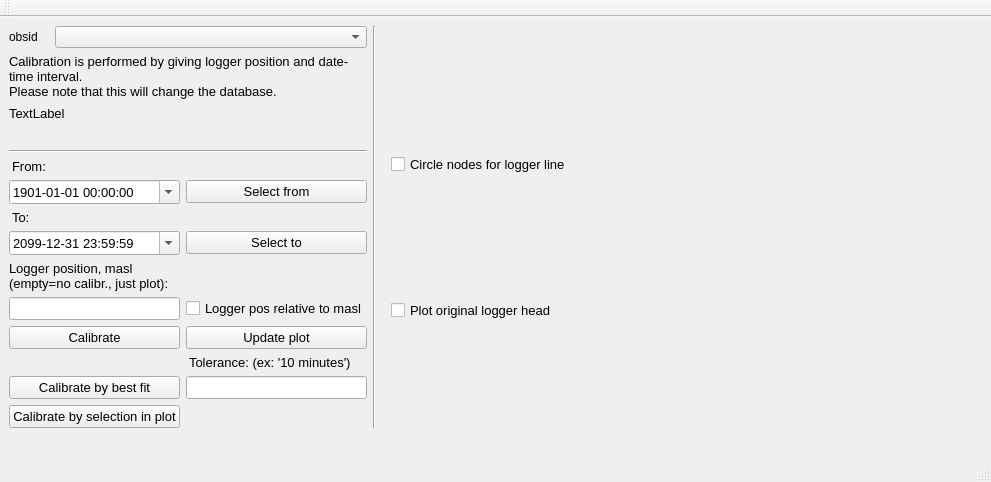
Above: ui/calibr_logger_dialog_integrated.ui from jkall/qgis-midvatten-plugin before the change. Below: the same form after it.
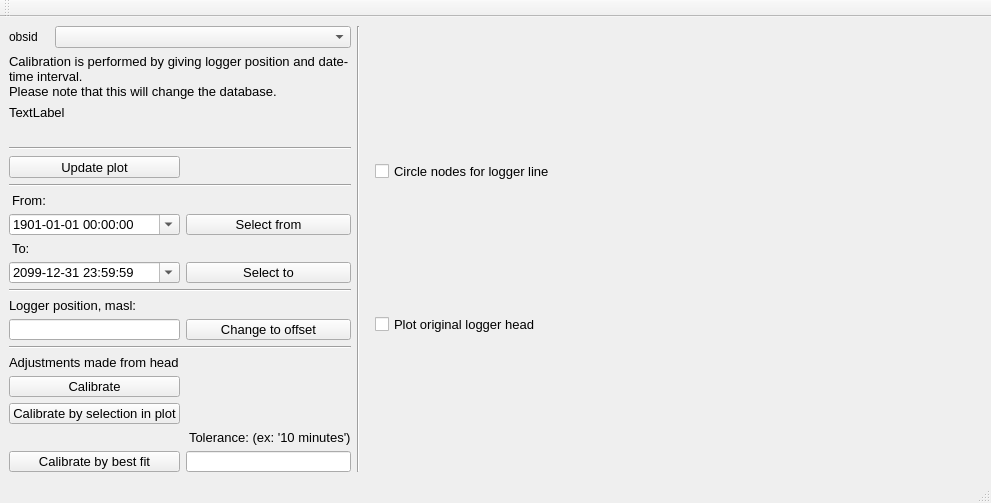
That is the form after the change.

Commit message: Ui adjustments to logger calibration.

What changed in the file:
```diff
--- a/ui/calibr_logger_dialog_integrated.ui
+++ b/ui/calibr_logger_dialog_integrated.ui
@@ -173,7 +173,45 @@
       </item>
       <item row="5" column="0" colspan="2">
        <layout class="QGridLayout" name="gridLayout">
-        <item row="0" column="0">
+      <item row="0" column="0">
+       <widget class="QPushButton" name="pushButtonupdateplot">
+        <property name="sizePolicy">
+         <sizepolicy hsizetype="Preferred" vsizetype="Fixed">
+          <horstretch>0</horstretch>
+          <verstretch>0</verstretch>
+         </sizepolicy>
+        </property>
+        <property name="font">
+         <font>
+          <family>Arial</family>
+          <pointsize>10</pointsize>
+         </font>
+        </property>
+        <property name="text">
+         <string>Update plot</string>
+        </property>
+       </widget>
+      </item>
+      <item row="1" column="0" colspan="2">
+       <widget class="Line" name="line_3">
+        <property name="sizePolicy">
+         <sizepolicy hsizetype="MinimumExpanding" vsizetype="Fixed">
+          <horstretch>0</horstretch>
+          <verstretch>0</verstretch>
+         </sizepolicy>
+        </property>
+        <property name="font">
+         <font>
+          <family>Arial</family>
+          <pointsize>10</pointsize>
+         </font>
+        </property>
+        <property name="orientation">
+         <enum>Qt::Horizontal</enum>
+        </property>
+       </widget>
+      </item>
+        <item row="2" column="0">
          <widget class="QLabel" name="label_8">
           <property name="sizePolicy">
            <sizepolicy hsizetype="MinimumExpanding" vsizetype="Fixed">
@@ -198,7 +236,7 @@
           </property>
          </widget>
         </item>        
-        <item row="1" column="0">
+        <item row="3" column="0">
          <widget class="QDateTimeEdit" name="FromDateTime">
           <property name="sizePolicy">
            <sizepolicy hsizetype="MinimumExpanding" vsizetype="Fixed">
@@ -248,7 +286,7 @@
           </property>
          </widget>
         </item>
-      <item row="1" column="1">
+      <item row="3" column="1">
        <widget class="QPushButton" name="pushButtonFrom">
         <property name="sizePolicy">
          <sizepolicy hsizetype="Preferred" vsizetype="Fixed">
@@ -267,7 +305,7 @@
         </property>
        </widget>
       </item>     
-        <item row="2" column="0">
+        <item row="4" column="0">
          <widget class="QLabel" name="label_9">
           <property name="sizePolicy">
            <sizepolicy hsizetype="MinimumExpanding" vsizetype="Fixed">
@@ -292,7 +330,7 @@
           </property>
          </widget>
         </item>   
-        <item row="3" column="0">
+        <item row="5" column="0">
          <widget class="QDateTimeEdit" name="ToDateTime">
           <property name="sizePolicy">
            <sizepolicy hsizetype="MinimumExpanding" vsizetype="Fixed">
@@ -342,7 +380,7 @@
           </property>
          </widget>
         </item>
-      <item row="3" column="1">
+      <item row="5" column="1">
        <widget class="QPushButton" name="pushButtonTo">
         <property name="sizePolicy">
          <sizepolicy hsizetype="Preferred" vsizetype="Fixed">
@@ -360,8 +398,27 @@
          <string>Select to</string>
         </property>
        </widget>
-      </item>     
-        <item row="4" column="0" rowspan="2">
+      </item>   
+      <item row="6" column="0" colspan="2">
+       <widget class="Line" name="line_4">
+        <property name="sizePolicy">
+         <sizepolicy hsizetype="MinimumExpanding" vsizetype="Fixed">
+          <horstretch>0</horstretch>
+          <verstretch>0</verstretch>
+         </sizepolicy>
+        </property>
+        <property name="font">
+         <font>
+          <family>Arial</family>
+          <pointsize>10</pointsize>
+         </font>
+        </property>
+        <property name="orientation">
+         <enum>Qt::Horizontal</enum>
+        </property>
+       </widget>
+      </item>
+        <item row="7" column="0" rowspan="2">
          <widget class="QLabel" name="label_11">
           <property name="font">
            <font>
@@ -370,15 +427,14 @@
            </font>
           </property>
           <property name="text">
-           <string>Logger position, masl
-(empty=no calibr., just plot):</string>
+           <string>Logger position, masl:</string>
           </property>
           <property name="wordWrap">
            <bool>true</bool>
           </property>
          </widget>
         </item>
-        <item row="6" column="0">
+        <item row="9" column="0">
          <widget class="QLineEdit" name="LoggerPos">
           <property name="sizePolicy">
            <sizepolicy hsizetype="MinimumExpanding" vsizetype="Fixed">
@@ -403,8 +459,8 @@
           </property>
          </widget>
         </item>
-    <item row="6" column="1">    
-     <widget class="QCheckBox" name="relative_loggerpos">    
+    <item row="9" column="1">    
+     <widget class="QPushButton" name="loggerpos_masl_or_offset">    
       <property name="sizePolicy">    
        <sizepolicy hsizetype="MinimumExpanding" vsizetype="Fixed">    
         <horstretch>0</horstretch>    
@@ -424,11 +480,46 @@
        </font>    
       </property>
       <property name="text">
-       <string>Logger pos relative to masl</string>
+       <string>Change to offset</string>
       </property>      
      </widget>    
-    </item>         
-      <item row="7" column="0">
+    </item>        
+      <item row="10" column="0" colspan="2">
+       <widget class="Line" name="line_5">
+        <property name="sizePolicy">
+         <sizepolicy hsizetype="MinimumExpanding" vsizetype="Fixed">
+          <horstretch>0</horstretch>
+          <verstretch>0</verstretch>
+         </sizepolicy>
+        </property>
+        <property name="font">
+         <font>
+          <family>Arial</family>
+          <pointsize>10</pointsize>
+         </font>
+        </property>
+        <property name="orientation">
+         <enum>Qt::Horizontal</enum>
+        </property>
+       </widget>
+      </item>
+        <item row="11" column="0" colspan="2">
+         <widget class="QLabel" name="label_adjustment_info">
+          <property name="font">
+           <font>
+            <family>Arial</family>
+            <pointsize>10</pointsize>
+           </font>
+          </property>
+          <property name="text">
+           <string>Adjustments made from head</string>
+          </property>
+          <property name="wordWrap">
+           <bool>true</bool>
+          </property>
+         </widget>
+        </item>
+      <item row="12" column="0">
        <widget class="QPushButton" name="pushButton">
         <property name="sizePolicy">
          <sizepolicy hsizetype="Preferred" vsizetype="Fixed">
@@ -447,8 +538,8 @@
         </property>
        </widget>
       </item>
-      <item row="7" column="1">
-       <widget class="QPushButton" name="pushButtonupdateplot">
+      <item row="13" column="0">
+       <widget class="QPushButton" name="pushButtonLpos">
         <property name="sizePolicy">
          <sizepolicy hsizetype="Preferred" vsizetype="Fixed">
           <horstretch>0</horstretch>
@@ -462,11 +553,11 @@
          </font>
         </property>
         <property name="text">
-         <string>Update plot</string>
+         <string>Calibrate by selection in plot</string>
         </property>
        </widget>
-      </item>
-        <item row="8" column="1">
+      </item>   
+        <item row="14" column="1">
          <widget class="QLabel" name="label_tolerance">
           <property name="sizePolicy">
            <sizepolicy hsizetype="MinimumExpanding" vsizetype="Fixed">
@@ -491,7 +582,7 @@
           </property>
          </widget>
         </item>
-      <item row="9" column="0">
+      <item row="15" column="0">
        <widget class="QPushButton" name="pushButtonCalcBestFit">
         <property name="sizePolicy">
          <sizepolicy hsizetype="Preferred" vsizetype="Fixed">
@@ -510,7 +601,7 @@
         </property>
        </widget>
       </item> 
-        <item row="9" column="1">
+        <item row="15" column="1">
          <widget class="QLineEdit" name="bestFitTolerance">
           <property name="sizePolicy">
            <sizepolicy hsizetype="MinimumExpanding" vsizetype="Fixed">
@@ -534,29 +625,7 @@
            <set>Qt::ImhPreferNumbers</set>
           </property>
          </widget>
-        </item>  
-      <item row="10" column="0">
-       <widget class="QPushButton" name="pushButtonLpos">
-        <property name="sizePolicy">
-         <sizepolicy hsizetype="Preferred" vsizetype="Fixed">
-          <horstretch>0</horstretch>
-          <verstretch>0</verstretch>
-         </sizepolicy>
-        </property>
-        <property name="font">
-         <font>
-          <family>Arial</family>
-          <pointsize>10</pointsize>
-         </font>
-        </property>
-        <property name="text">
-         <string>Calibrate by selection in plot</string>
-        </property>
-       </widget>
-      </item>   
-       </layout>
-      </item>             
-      <item row="12" column="0">
+     <item row="16" column="0" colspan="2" rowspan="2">
        <widget class="QLabel" name="calib_help">
         <property name="sizePolicy">
          <sizepolicy hsizetype="Preferred" vsizetype="Preferred">
@@ -578,6 +647,9 @@
         </property>
        </widget>
       </item>    
+        </item>  
+       </layout>
+      </item>             
      </layout>
     </item>
     <item row="0" column="1">
```
Left out of the diff: 2 changed lines with no effect on the pictures. The commit also changes 2 other files.
